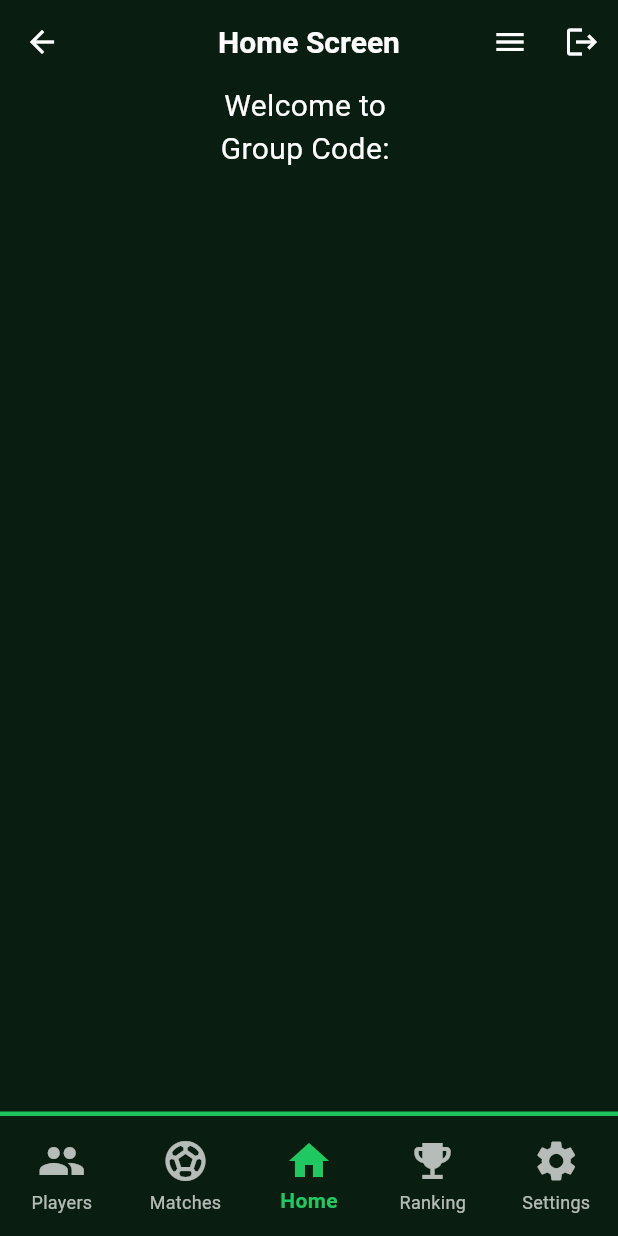
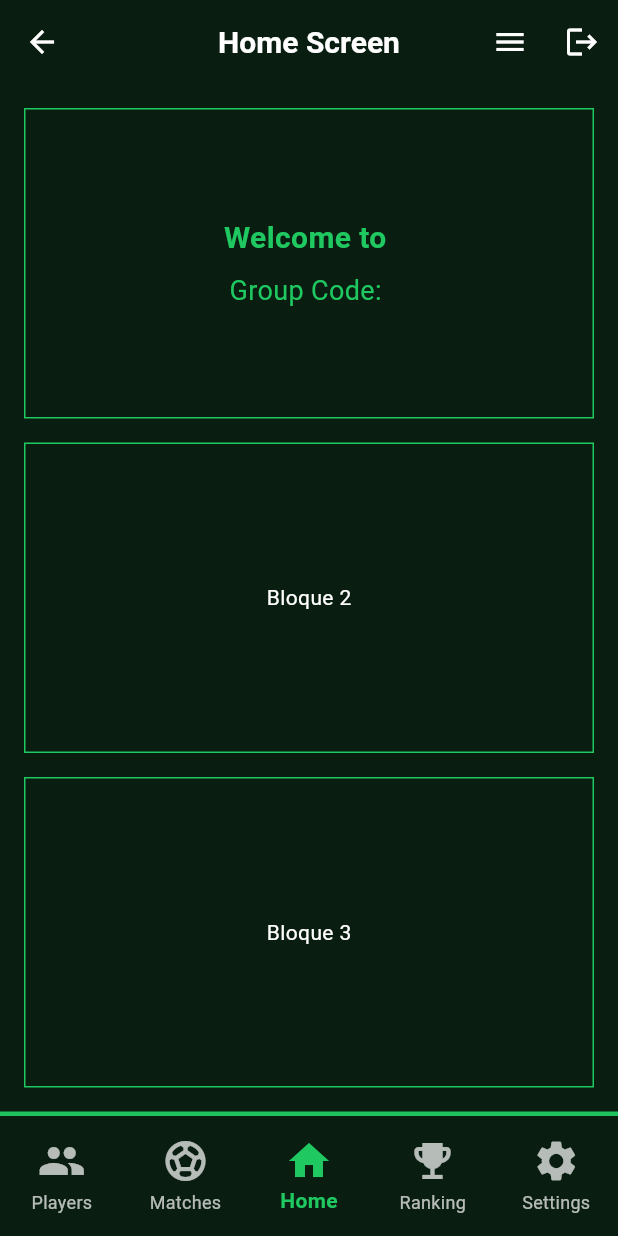
Before and after one commit to FranGonzalez7/football-project, a Flutter app: the HomeScreen screen opened by its route, on a phone screen of 412 x 824 dp. Run offline on Flutter 3.47's test engine with Material 3 defaults, Android fonts, the phone set to English and light mode, and no system bars; our stand-ins replace cloud_firestore, firebase_auth, firebase_core, firebase_storage, image_picker; accounts and stored records are empty.

Commit message:
modificamos home_screen y añadimos stats al playermodel

```diff
--- a/lib/screens/home/home_screen.dart
+++ b/lib/screens/home/home_screen.dart
@@ -2,6 +2,7 @@ import 'package:cloud_firestore/cloud_firestore.dart';
 import 'package:firebase_auth/firebase_auth.dart';
 import 'package:flutter/material.dart';
 import 'package:football_picker/services/auth_service.dart';
+import 'package:football_picker/theme/app_colors.dart';
 import 'package:football_picker/widgets/appbar_menu_button.dart';
 import 'package:football_picker/widgets/appbottom_navigationbar.dart';
 
@@ -124,19 +125,66 @@ class _HomeScreenState extends State<HomeScreen> {
         ],
       ),
       body: Center(
+        child: Padding(
+          padding: const EdgeInsets.all(16.0),
           child: Column(
+            children: [
+              // 🟦 Primer bloque
+              Expanded(
+                child: Container(
+                  decoration: BoxDecoration(
+                    border: Border.all(color: AppColors.primaryButton),
+                  ),
+                  child: Center(
+                    child: Column(
+                      mainAxisSize:
+                          MainAxisSize
+                              .min, // 👈 evita que Column expanda todo el alto
                       children: [
                         Text(
                           'Welcome to ${groupName ?? 'desconocido'}',
-              style: TextStyle(fontSize: 20, color: Colors.white),
+                          style: const TextStyle(
+                            fontSize: 20,
+                            fontWeight: FontWeight.bold,
+                            color: AppColors.primaryButton,
                           ),
+                        ),
+                        const SizedBox(height: 8),
                         Text(
                           'Group Code: ${groupCode ?? 'desconocido'}',
-              style: TextStyle(fontSize: 20, color: Colors.white),
+                          style: const TextStyle(
+                            fontSize: 18,
+                            color: AppColors.primaryButton,
+                          ),
+                        ),
+                      ],
+                    ),
+                  ),
+                ),
               ),
 
-            const SizedBox(height: 36),
+              SizedBox(height: 16),
+              // 🟩 Segundo bloque
+              Expanded(
+                child: Container(
+                  decoration: BoxDecoration(
+                    border: Border.all(color: AppColors.primaryButton),
+                  ),
+                  child: const Center(child: Text('Bloque 2')),
+                ),
+              ),
+              SizedBox(height: 16),
+              // 🟥 Tercer bloque
+              Expanded(
+                child: Container(
+                  decoration: BoxDecoration(
+                    border: Border.all(color: AppColors.primaryButton),
+                  ),
+                  child: const Center(child: Text('Bloque 3')),
+                ),
+              ),
             ],
+          ),
         ),
       ),
       bottomNavigationBar: AppBottomNavigationBar(
```
Also changed, not shown: lib/models/player_model.dart (+31 -3 lines), lib/prueba/upload_avatar_test.dart (deleted, +0 -72 lines), 1 other file. Lines whose indentation alone changed are shown as unchanged.
